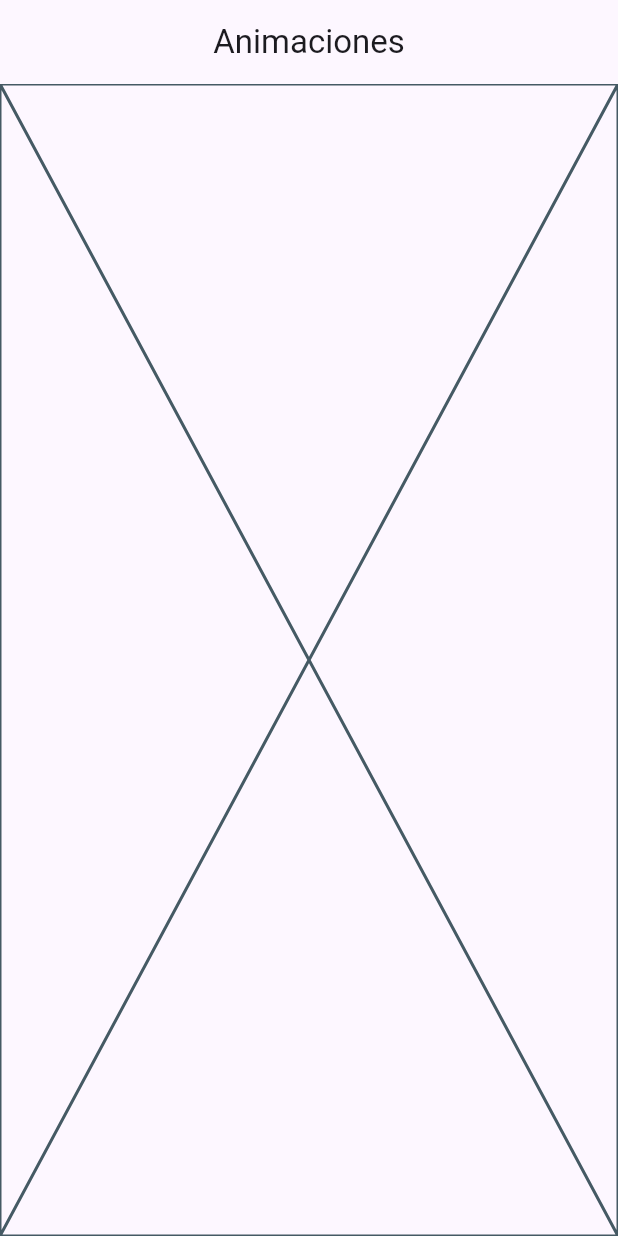
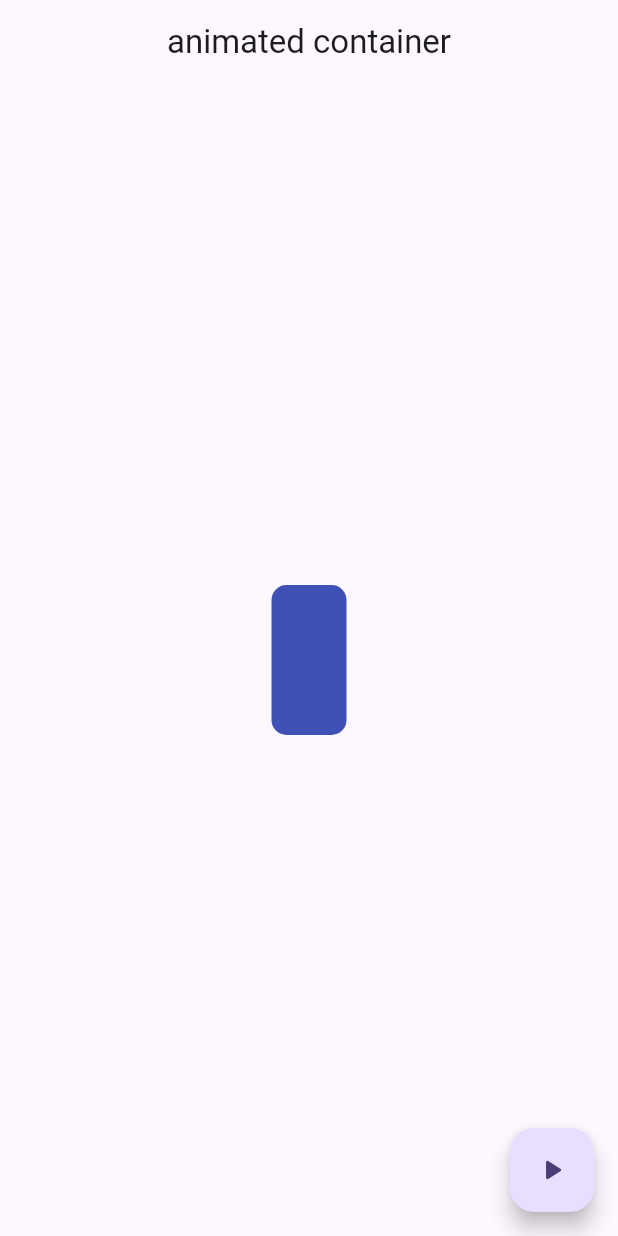
Before and after one commit to jbetancurmejia/flutter_widgets, a Flutter app: the AnimatedScreen screen opened by its route, on a phone screen of 412 x 824 dp. Run offline on Flutter 3.47's test engine with Material 3 defaults, Android fonts, the phone set to English and light mode, and no system bars; our stand-ins replace go_router.

Commit message:
animated container terminado

```diff
--- a/lib/config/menu/menu_items.dart
+++ b/lib/config/menu/menu_items.dart
@@ -35,10 +35,10 @@ const appMenuItems = <MenuItem>[
       link: '/Snackbars',
       icon: Icons.info_outline_rounded),
   MenuItem(
-      title: 'Animaciones',
-      subTitle: 'Animaciones en flutter',
+      title: 'Animated container',
+      subTitle: 'Stateful widget animado',
       link: '/animated',
-      icon: Icons.animation_outlined),
+      icon: Icons.check_box_outline_blank_outlined),
   MenuItem(
       title: 'Tutorial',
       subTitle: 'Tutorial para aplicación',
--- a/lib/presentation/screens/animated/animated_screen.dart
+++ b/lib/presentation/screens/animated/animated_screen.dart
@@ -1,15 +1,53 @@
+import 'dart:math' show Random;
 import 'package:flutter/material.dart';
 
-class AnimatedScreen extends StatelessWidget {
+class AnimatedScreen extends StatefulWidget {
   static const String name = 'animated_screen';
 
   const AnimatedScreen({super.key});
 
   @override
+  State<AnimatedScreen> createState() => _AnimatedScreenState();
+}
+
+class _AnimatedScreenState extends State<AnimatedScreen> {
+  double width = 50;
+  double height = 100;
+  Color color = Colors.indigo;
+  double borderRadius = 10.0;
+
+  void changeShape() {
+    final random = Random();
+
+    width = random.nextInt(300) + 120;
+    height = random.nextInt(500) + 120;
+    borderRadius = random.nextInt(50) + 20.0;
+
+    color = Color.fromRGBO(
+        random.nextInt(255), random.nextInt(255), random.nextInt(255), 1);
+
+    setState(() {});
+  }
+
+  @override
   Widget build(BuildContext context) {
     return Scaffold(
-      appBar: AppBar(title: const Text('Animaciones')),
-      body: const Placeholder(),
+      appBar: AppBar(title: const Text('animated container')),
+      body: Center(
+        child: AnimatedContainer(
+          duration: const Duration(milliseconds: 400),
+          curve: Curves.bounceOut,
+          width: width <= 0 ? 0 : width,
+          height: height <= 0 ? 0 : height,
+          decoration: BoxDecoration(
+              color: color, borderRadius: BorderRadius.circular(borderRadius <= 0 ? 0 : borderRadius,)),
+        ),
+      ),
+      floatingActionButton: FloatingActionButton(
+          onPressed: () {
+            changeShape();
+          },
+          child: const Icon(Icons.play_arrow_rounded)),
     );
   }
 }
```
